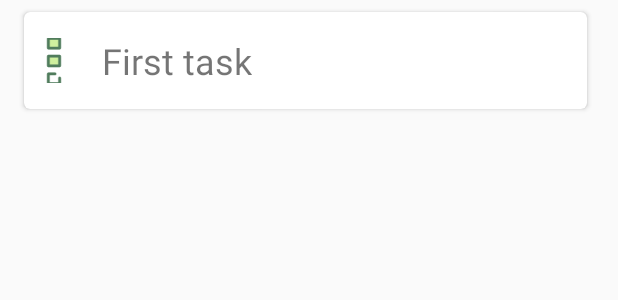
After one commit to Vasyka/ITEA, an Android app: the layout solved_layout.xml on its own in the app's theme, with its tools: preview values and no code run, on a phone screen of 412 x 824 dp. The commit adds this screen. Shown: the top 300 px of the screen. Run offline under Robolectric (Android 15) with nearby library versions, the phone set to English and light mode, and no system bars.

Commit message:
Solved tasks works

```diff
--- /dev/null
+++ b/MotivateDev/app/src/main/res/layout/solved_layout.xml
@@ -0,0 +1,53 @@
+<?xml version="1.0" encoding="utf-8"?>
+<LinearLayout xmlns:android="http://schemas.android.com/apk/res/android"
+    xmlns:app="http://schemas.android.com/apk/res-auto"
+    xmlns:tools="http://schemas.android.com/tools"
+    android:layout_width="match_parent"
+    android:layout_height="wrap_content"
+    android:orientation="horizontal">
+
+    <android.support.v7.widget.CardView
+        xmlns:card_view="http://schemas.android.com/apk/res-auto"
+        android:id="@+id/card_view"
+        android:layout_marginStart="16dp"
+        android:layout_marginEnd="16dp"
+        android:layout_marginTop="8dp"
+        android:layout_marginBottom="8dp"
+        android:layout_width="375dp"
+        android:layout_height="wrap_content"
+        card_view:cardCornerRadius="4dp">
+
+        <LinearLayout
+            android:layout_width="wrap_content"
+            android:layout_height="wrap_content"
+            android:layout_gravity="start"
+            android:orientation="horizontal">
+
+            <ImageButton
+                android:id="@+id/task_menu"
+                android:layout_width="20dp"
+                android:layout_height="30dp"
+                android:layout_gravity="center_vertical|end"
+                android:layout_margin ="8dp"
+                android:contentDescription="task menu"
+                android:background="@null"
+                android:padding="4dp"
+                android:paddingStart="8dp"
+                android:src="@mipmap/menu3" />
+
+            <TextView
+                android:id="@+id/my_text_view_solved"
+                android:layout_width="wrap_content"
+                android:layout_height="wrap_content"
+                android:layout_margin="8dp"
+                android:padding="8dp"
+                android:text="First task"
+                android:textSize="24sp" />
+
+
+        </LinearLayout>
+
+
+    </android.support.v7.widget.CardView>
+
+</LinearLayout>
```
Also changed, not shown: MotivateDev/app/src/main/java/com/productions/itea/motivatedev/SolvedAdapter.java (added, +160 -0 lines), MotivateDev/app/src/main/java/com/productions/itea/motivatedev/SolvedTasksFragment.java (+50 -22 lines), MotivateDev/app/src/main/res/layout/fragment_solved_tasks.xml (+9 -7 lines).
